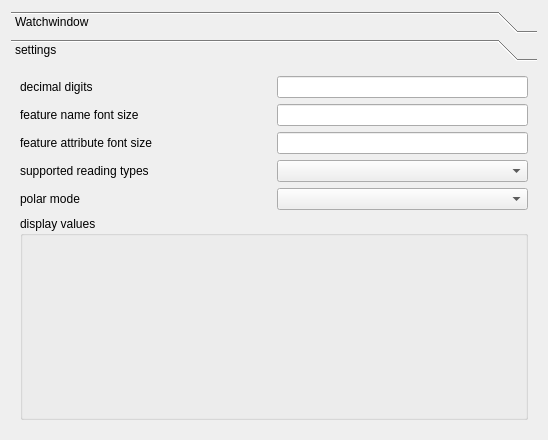
OpenIndy/OpenIndy, file ui/watchwindow.ui: the form before one commit.
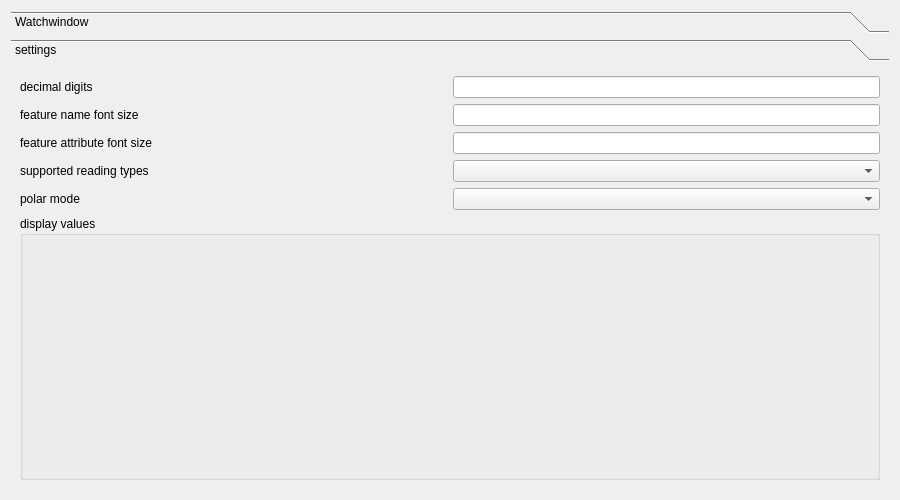
The form after the commit.

Commit message: bugfix font name changed size of watchwindow, so all labels are displayed correctly now added test for active feature, so it does not crash anymore when station or coord system is selected

Diff of the .ui file:
```diff
--- a/ui/watchwindow.ui
+++ b/ui/watchwindow.ui
@@ -9,8 +9,8 @@
    <rect>
     <x>0</x>
     <y>0</y>
-    <width>548</width>
-    <height>440</height>
+    <width>900</width>
+    <height>500</height>
    </rect>
   </property>
   <property name="windowTitle">
@@ -40,8 +40,8 @@
        <rect>
         <x>0</x>
         <y>0</y>
-        <width>530</width>
-        <height>368</height>
+        <width>882</width>
+        <height>428</height>
        </rect>
       </property>
       <attribute name="label">
```
Left out of the diff: 4 changed lines with no effect on the pictures. The commit also changes 2 other files.
